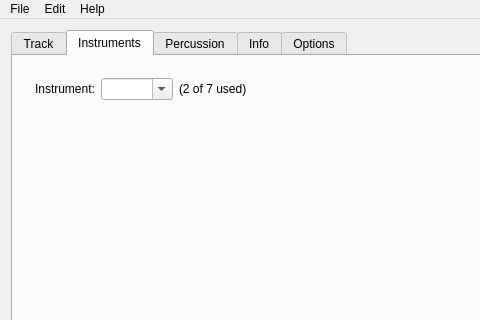
steux/tiatracker, file mainwindow.ui: the form before one commit; both pictures show x 0 to 480 and y 0 to 320 of the 1064 by 783 pixel window.
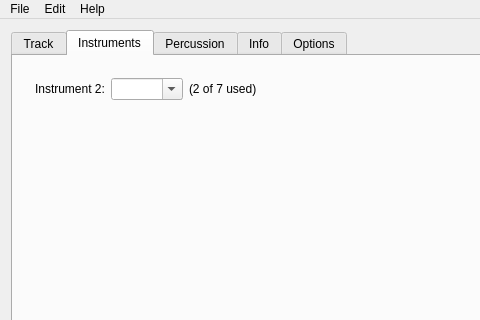
The form after the commit. Custom widgets are drawn as their Qt base class.

Commit message: Instrument list pre-filled

```diff
--- a/mainwindow.ui
+++ b/mainwindow.ui
@@ -42,7 +42,7 @@
            <item>
             <widget class="QLabel" name="label_2">
              <property name="text">
-              <string>Instrument:</string>
+              <string>Instrument 2:</string>
              </property>
             </widget>
            </item>
```
Left out of the diff: 5 changed lines with no effect on the pictures. The commit also changes 1 other file.
